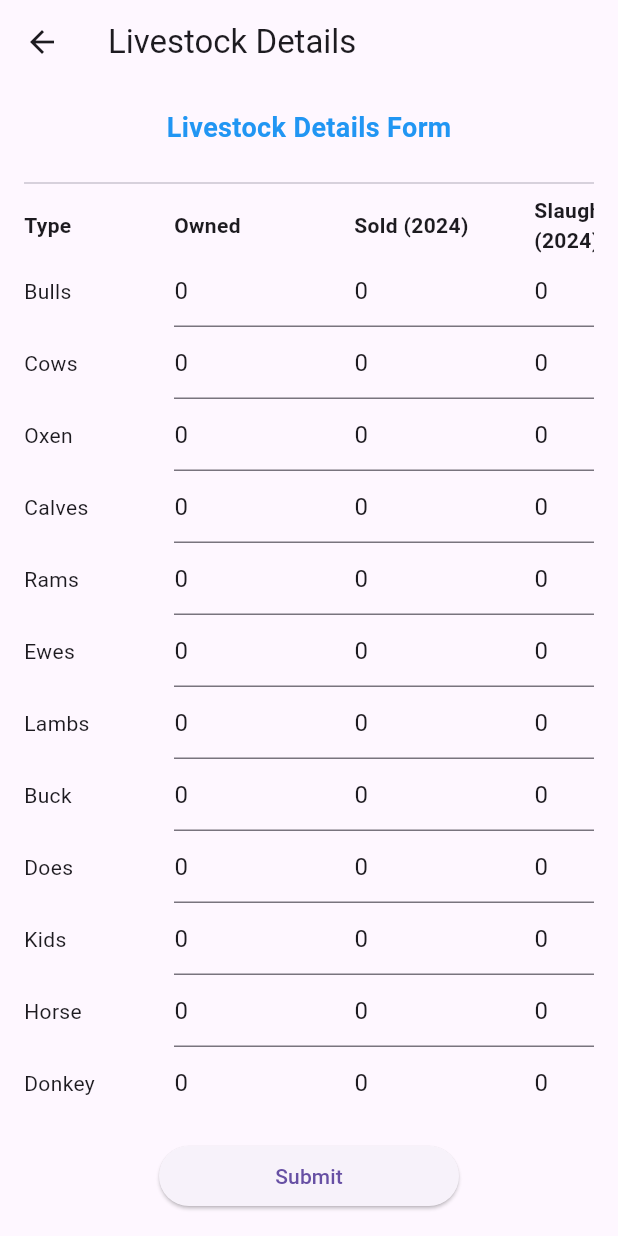
After one commit to ralaunchX/Cims_App, a Flutter app: the LlwdspLivestockScreen screen opened by its route, on a phone screen of 412 x 824 dp. The commit adds this screen. Run offline on Flutter 3.47's test engine with Material 3 defaults, Android fonts, the phone set to English and light mode, and no system bars; our stand-ins replace geolocator, permission_handler, shared_preferences; missing offline and left inert: external_path; accounts and stored records are empty.

Commit message:
livestock form

```diff
--- /dev/null
+++ b/cims/lib/data_model/llwdsp_livestock_model.dart
@@ -0,0 +1,65 @@
+class LlwdspLivestockDto {
+  String type;
+  int owned;
+  int sold;
+  int slaughtered;
+  int stolen;
+  int died;
+  int price;
+
+  LlwdspLivestockDto({
+    required this.type,
+    required this.owned,
+    required this.sold,
+    required this.slaughtered,
+    required this.stolen,
+    required this.died,
+    required this.price,
+  });
+
+  // Convert to JSON (if needed)
+  Map<String, dynamic> toJson() {
+    return {
+      'type': type,
+      'owned': owned,
+      'sold': sold,
+      'slaughtered': slaughtered,
+      'stolen': stolen,
+      'died': died,
+      'price': price,
+    };
+  }
+
+  // From JSON (if needed)
+  factory LlwdspLivestockDto.fromJson(Map<String, dynamic> json) {
+    return LlwdspLivestockDto(
+      type: json['type'],
+      owned: json['owned'],
+      sold: json['sold'],
+      slaughtered: json['slaughtered'],
+      stolen: json['stolen'],
+      died: json['died'],
+      price: json['price'],
+    );
+  }
+}
+
+class LlwdspLivestockListDto {
+  final List<LlwdspLivestockDto> livestock;
+
+  LlwdspLivestockListDto({required this.livestock});
+
+  factory LlwdspLivestockListDto.fromJson(Map<String, dynamic> json) {
+    return LlwdspLivestockListDto(
+      livestock: (json['livestock'] as List<dynamic>)
+          .map((item) => LlwdspLivestockDto.fromJson(item))
+          .toList(),
+    );
+  }
+
+  Map<String, dynamic> toJson() {
+    return {
+      'livestock': livestock.map((item) => item.toJson()).toList(),
+    };
+  }
+}
--- a/cims/lib/form_list.dart
+++ b/cims/lib/form_list.dart
@@ -44,6 +44,11 @@ class _FormListScreenState extends State<FormListScreen> {
       'route': '/llwdspCropField',
       'key': Keys.llwdspCropField
     },
+    {
+      'title': '3.8 LLWDSP Phase III - LIVESTOCK',
+      'route': '/llwdspLivestock',
+      'key': Keys.llwdspLivestock
+    },
   ];
 
   @override
--- /dev/null
+++ b/cims/lib/llwdsp_livestock_screen.dart
@@ -0,0 +1,243 @@
+import 'dart:convert';
+
+import 'package:cims/data_model/llwdsp_livestock_model.dart';
+import 'package:cims/utils/app_prefs.dart';
+import 'package:cims/utils/keys.dart';
+import 'package:cims/utils/submit_button.dart';
+import 'package:flutter/material.dart';
+import 'package:shared_preferences/shared_preferences.dart';
+
+class LlwdspLivestockScreen extends StatefulWidget {
+  final LlwdspLivestockListDto? llwdspLivestockListDto;
+
+  const LlwdspLivestockScreen({super.key, this.llwdspLivestockListDto});
+
+  @override
+  State<LlwdspLivestockScreen> createState() => _LlwdspLivestockScreenState();
+}
+
+class _LlwdspLivestockScreenState extends State<LlwdspLivestockScreen> {
+  String rapId = Keys.rapId;
+  String llwdspLivestockKey = '${Keys.rapId}_${Keys.llwdspLivestock}';
+  final List<String> livestockTypes = [
+    'Bulls',
+    'Cows',
+    'Oxen',
+    'Calves',
+    'Rams',
+    'Ewes',
+    'Lambs',
+    'Buck',
+    'Does',
+    'Kids',
+    'Horse',
+    'Donkey',
+    'Pig',
+    'Chicken',
+    'Duck',
+    'Geese',
+    'Rabbit',
+  ];
+
+  List<LlwdspLivestockDto> livestockData = [];
+
+  @override
+  void initState() {
+    super.initState();
+    livestockData = livestockTypes
+        .map((e) => LlwdspLivestockDto(
+              type: e,
+              owned: 0,
+              died: 0,
+              slaughtered: 0,
+              sold: 0,
+              stolen: 0,
+              price: 0,
+            ))
+        .toList();
+
+    final prefs = AppPrefs().prefs;
+    var storedData = widget.llwdspLivestockListDto;
+    String? livestockString = prefs?.getString(llwdspLivestockKey);
+    if (livestockString != null) {
+      final json = jsonDecode(livestockString);
+      storedData = LlwdspLivestockListDto.fromJson(json);
+    }
+    if (storedData != null) {
+      livestockData = storedData.livestock;
+    }
+  }
+
+  Widget buildTable(BuildContext context) {
+    return LayoutBuilder(
+      builder: (context, constraints) {
+        return Column(
+          children: [
+            const Divider(),
+            Expanded(
+              child: SingleChildScrollView(
+                scrollDirection: Axis.horizontal,
+                child: Column(
+                  crossAxisAlignment: CrossAxisAlignment.start,
+                  children: [
+                    const Row(
+                      children: [
+                        _HeaderCell('Type', width: 100),
+                        _HeaderCell('Owned'),
+                        _HeaderCell('Sold (2024)'),
+                        _HeaderCell('Slaughtered (2024)'),
+                        _HeaderCell('Stolen (2024)'),
+                        _HeaderCell('Died (2024)'),
+                        _HeaderCell('Price per Unit'),
+                      ],
+                    ),
+                    Expanded(
+                      child: SingleChildScrollView(
+                        child: Column(
+                          children: livestockData.map((entry) {
+                            return Row(
+                              children: [
+                                SizedBox(width: 100, child: Text(entry.type)),
+                                buildNumberField(entry, 'owned'),
+                                buildNumberField(entry, 'sold'),
+                                buildNumberField(entry, 'slaughtered'),
+                                buildNumberField(entry, 'stolen'),
+                                buildNumberField(entry, 'died'),
+                                buildNumberField(entry, 'price'),
+                              ],
+                            );
+                          }).toList(),
+                        ),
+                      ),
+                    ),
+                  ],
+                ),
+              ),
+            ),
+          ],
+        );
+      },
+    );
+  }
+
+  Widget buildNumberField(LlwdspLivestockDto entry, String field) {
+    return SizedBox(
+      width: 120,
+      child: TextFormField(
+        initialValue: _getFieldValue(entry, field).toString(),
+        keyboardType: TextInputType.number,
+        onChanged: (val) {
+          setState(() {
+            _setFieldValue(entry, field, int.tryParse(val) ?? 0);
+          });
+        },
+      ),
+    );
+  }
+
+  int _getFieldValue(LlwdspLivestockDto entry, String field) {
+    switch (field) {
+      case 'owned':
+        return entry.owned;
+      case 'sold':
+        return entry.sold;
+      case 'slaughtered':
+        return entry.slaughtered;
+      case 'stolen':
+        return entry.stolen;
+      case 'died':
+        return entry.died;
+      case 'price':
+        return entry.price;
+      default:
+        return 0;
+    }
+  }
+
+  void _setFieldValue(LlwdspLivestockDto entry, String field, int value) {
+    switch (field) {
+      case 'owned':
+        entry.owned = value;
+        break;
+      case 'sold':
+        entry.sold = value;
+        break;
+      case 'slaughtered':
+        entry.slaughtered = value;
+        break;
+      case 'stolen':
+        entry.stolen = value;
+        break;
+      case 'died':
+        entry.died = value;
+        break;
+      case 'price':
+        entry.price = 0;
+        break;
+    }
+  }
+
+  Future<void> saveForm() async {
+    final listOfLivestockData =
+        LlwdspLivestockListDto(livestock: livestockData);
+    final prefs = await SharedPreferences.getInstance();
+    await prefs.setString(
+        llwdspLivestockKey, jsonEncode(listOfLivestockData.toJson()));
+
+    ScaffoldMessenger.of(context).showSnackBar(
+      const SnackBar(
+          content: Text('LiveStock Form Submitted'),
+          backgroundColor: Colors.green),
+    );
+    Future.delayed(const Duration(milliseconds: 500), () {
+      Navigator.pop(context, true);
+    });
+  }
+
+  @override
+  Widget build(BuildContext context) {
+    return Scaffold(
+      appBar: AppBar(title: const Text('Livestock Details')),
+      body: Padding(
+        padding: const EdgeInsets.all(16.0),
+        child: Column(
+          children: [
+            const Center(
+              child: Text(
+                'Livestock Details Form',
+                style: TextStyle(
+                    fontSize: 18,
+                    fontWeight: FontWeight.bold,
+                    color: Colors.blue),
+              ),
+            ),
+            const SizedBox(height: 16),
+            Expanded(child: buildTable(context)),
+            const SizedBox(height: 16),
+            CommonSubmitButton(onPressed: () {
+              saveForm();
+            })
+          ],
+        ),
+      ),
+    );
+  }
+}
+
+class _HeaderCell extends StatelessWidget {
+  final String label;
+  final double width;
+
+  const _HeaderCell(this.label, {this.width = 120, super.key});
+
+  @override
+  Widget build(BuildContext context) {
+    return SizedBox(
+      width: width,
+      child: Text(
+        label,
+        style: const TextStyle(fontWeight: FontWeight.bold),
+      ),
+    );
+  }
+}
--- a/cims/lib/main.dart
+++ b/cims/lib/main.dart
@@ -4,6 +4,7 @@ import 'package:cims/llwdsp_assets_screen.dart';
 import 'package:cims/llwdsp_cropfield_screen.dart';
 import 'package:cims/llwdsp_foodgardens_screen.dart';
 import 'package:cims/llwdsp_livelihood_screen.dart';
+import 'package:cims/llwdsp_livestock_screen.dart';
 import 'package:cims/llwdsp_resettlement_screen.dart';
 import 'package:cims/llwdsp_socialnetwork_screen.dart';
 import 'package:cims/login.dart';
@@ -60,7 +61,8 @@ class MainApp extends StatelessWidget {
           '/llwdspSocialNetwork': (context) =>
               const LlwdspSocialnetworkScreen(),
           '/llwdspFoodGardens': (context) => const LlwdspFoodgardensScreen(),
-          '/llwdspCropField': (context) => const LlwdspCropfieldScreen()
+          '/llwdspCropField': (context) => const LlwdspCropfieldScreen(),
+          '/llwdspLivestock': (context) => const LlwdspLivestockScreen()
         },
         // theme: ThemeData(
         //   inputDecorationTheme: const InputDecorationTheme(
--- a/cims/lib/rap_list.dart
+++ b/cims/lib/rap_list.dart
@@ -104,9 +104,9 @@ class _RapListScreenState extends State<RapListScreen> {
                     itemBuilder: (context, index) {
                       String currentRapId = filteredRapIds[index];
                       return Card(
-                        elevation: 1,
+                        elevation: 3,
                         shape: RoundedRectangleBorder(
-                          borderRadius: BorderRadius.circular(8),
+                          borderRadius: BorderRadius.circular(0),
                           side:
                               const BorderSide(color: Colors.grey, width: 0.5),
                         ),
--- a/cims/lib/utils/keys.dart
+++ b/cims/lib/utils/keys.dart
@@ -9,4 +9,5 @@ class Keys {
   static const llwdspSocialNetwork = 'llwdspsocialnetwork';
   static const llwdspFoodGardens = 'llwdspFoodGardens';
   static const llwdspCropField = 'llwdspCropField';
+  static const llwdspLivestock = 'llwdspLivestock';
 }
```
